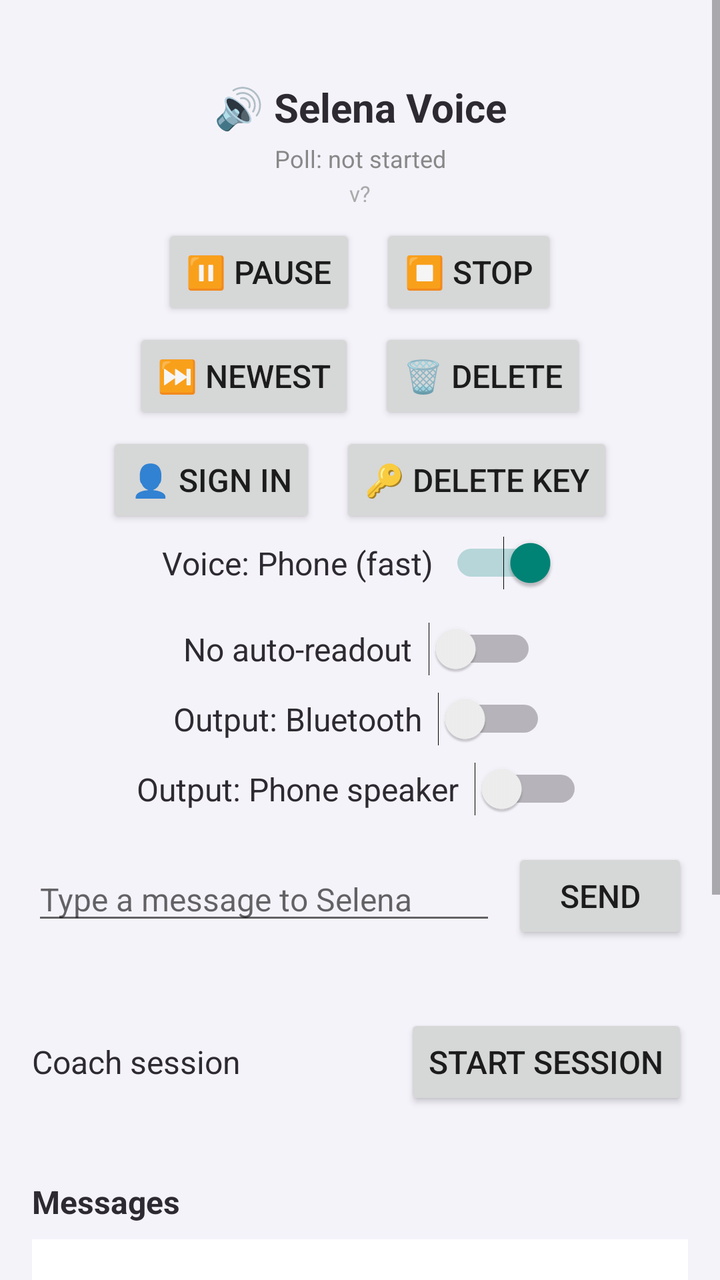
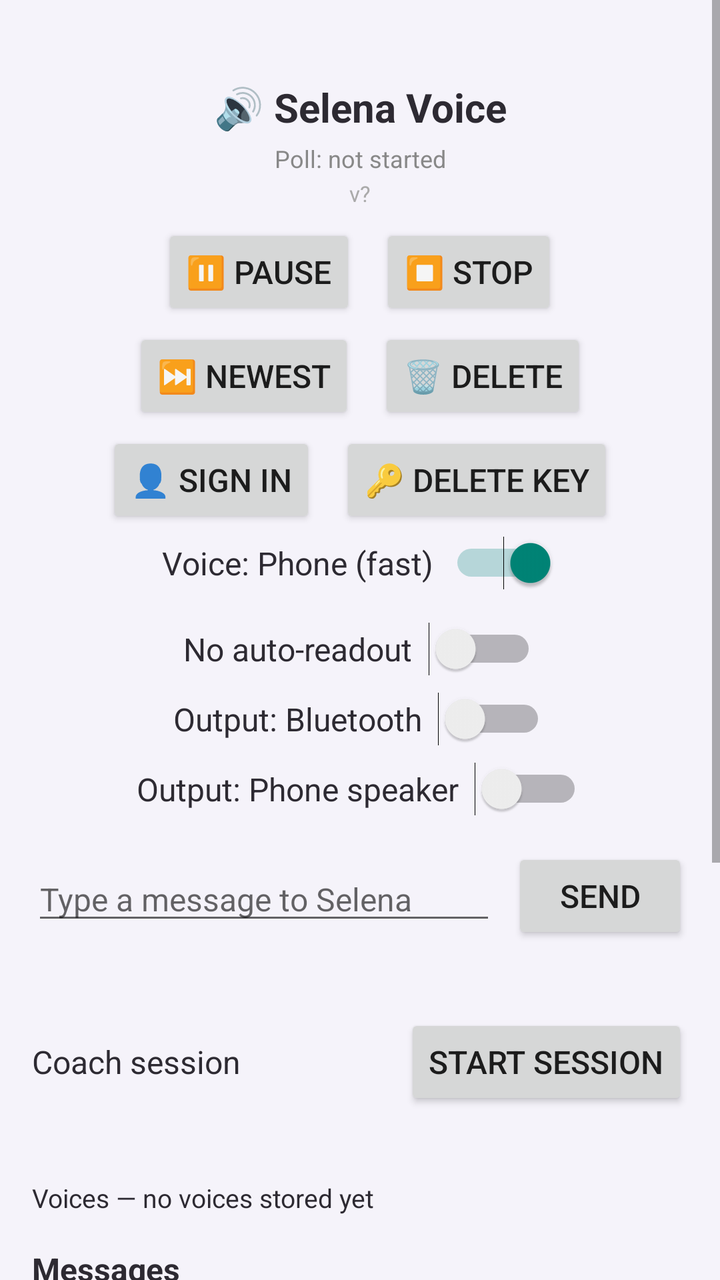

Screens rendered from an Android XML layout before and after an edit, with the pre-edit source and the edit as a unified diff.
<!-- AndroidManifest.xml: application theme android:Theme.Material.Light.NoActionBar -->
<!-- res/layout/activity_main.xml -->
<?xml version="1.0" encoding="utf-8"?>
<ScrollView xmlns:android="http://schemas.android.com/apk/res/android"
    android:id="@+id/outerScroll"
    android:layout_width="match_parent"
    android:layout_height="match_parent"
    android:background="@color/selena_light"
    android:fillViewport="true">

<LinearLayout
    android:layout_width="match_parent"
    android:layout_height="wrap_content"
    android:orientation="vertical"
    android:padding="16dp">

    
    <TextView
        android:id="@+id/statusText"
        android:layout_width="match_parent"
        android:layout_height="wrap_content"
        android:text="🔊 Selena Voice"
        android:textSize="20sp"
        android:textStyle="bold"
        android:textColor="@color/selena_dark"
        android:gravity="center"
        android:paddingTop="24dp"
        android:paddingBottom="4dp" />

    
    <TextView
        android:id="@+id/pollStatusText"
        android:layout_width="match_parent"
        android:layout_height="wrap_content"
        android:text="Poll: not started"
        android:textSize="12sp"
        android:textColor="#888888"
        android:gravity="center"
        android:paddingBottom="2dp" />

    
    <TextView
        android:id="@+id/versionText"
        android:layout_width="match_parent"
        android:layout_height="wrap_content"
        android:text="v?"
        android:textSize="11sp"
        android:textColor="#AAAAAA"
        android:gravity="center"
        android:paddingBottom="8dp" />

    
    <Button
        android:id="@+id/updateBanner"
        android:layout_width="wrap_content"
        android:layout_height="wrap_content"
        android:layout_gravity="center"
        android:text="⬆️ Update available — tap to install"
        android:textSize="14sp"
        android:visibility="gone"
        android:backgroundTint="#2E7D32" />

    
    <LinearLayout
        android:layout_width="match_parent"
        android:layout_height="wrap_content"
        android:orientation="horizontal"
        android:gravity="center"
        android:paddingBottom="4dp">

        <Button
            android:id="@+id/pauseButton"
            android:layout_width="wrap_content"
            android:layout_height="wrap_content"
            android:text="⏸️ Pause"
            android:textSize="16sp"
            android:visibility="visible" />

        <Button
            android:id="@+id/stopButton"
            android:layout_width="wrap_content"
            android:layout_height="wrap_content"
            android:layout_marginStart="12dp"
            android:text="⏹️ Stop"
            android:textSize="16sp"
            android:visibility="visible" />
    </LinearLayout>

    <LinearLayout
        android:layout_width="match_parent"
        android:layout_height="wrap_content"
        android:orientation="horizontal"
        android:gravity="center"
        android:paddingBottom="4dp">

        <Button
            android:id="@+id/skipButton"
            android:layout_width="wrap_content"
            android:layout_height="wrap_content"
            android:text="⏭️ Newest"
            android:textSize="16sp"
            android:visibility="visible" />

        <Button
            android:id="@+id/deleteUnlockedButton"
            android:layout_width="wrap_content"
            android:layout_height="wrap_content"
            android:layout_marginStart="12dp"
            android:text="🗑️ Delete"
            android:textSize="16sp"
            android:visibility="visible" />
    </LinearLayout>

    
    <LinearLayout
        android:layout_width="match_parent"
        android:layout_height="wrap_content"
        android:orientation="horizontal"
        android:gravity="center"
        android:paddingBottom="4dp">

        <Button
            android:id="@+id/signInButton"
            android:layout_width="wrap_content"
            android:layout_height="wrap_content"
            android:text="👤 Sign in"
            android:textSize="16sp"
            android:visibility="visible" />

        <Button
            android:id="@+id/deleteKeyButton"
            android:layout_width="wrap_content"
            android:layout_height="wrap_content"
            android:layout_marginStart="12dp"
            android:text="🔑 Delete key"
            android:textSize="16sp"
            android:visibility="visible" />
    </LinearLayout>

    
    <LinearLayout
        android:layout_width="match_parent"
        android:layout_height="wrap_content"
        android:orientation="horizontal"
        android:gravity="center"
        android:paddingBottom="16dp">

        <TextView
            android:id="@+id/voiceModeLabel"
            android:layout_width="wrap_content"
            android:layout_height="wrap_content"
            android:text="Voice: Phone (fast)"
            android:textSize="16sp"
            android:textColor="@color/selena_dark"
            android:paddingEnd="8dp" />

        <Switch
            android:id="@+id/voiceModeSwitch"
            android:layout_width="wrap_content"
            android:layout_height="wrap_content"
            android:checked="true" />
    </LinearLayout>

    
    <LinearLayout
        android:layout_width="match_parent"
        android:layout_height="wrap_content"
        android:orientation="horizontal"
        android:gravity="center"
        android:paddingBottom="8dp">

        <TextView
            android:layout_width="wrap_content"
            android:layout_height="wrap_content"
            android:text="No auto-readout"
            android:textSize="16sp"
            android:textColor="@color/selena_dark"
            android:paddingEnd="8dp" />

        <Switch
            android:id="@+id/noReadoutSwitch"
            android:layout_width="wrap_content"
            android:layout_height="wrap_content"
            android:checked="false" />
    </LinearLayout>

    
    <LinearLayout
        android:layout_width="match_parent"
        android:layout_height="wrap_content"
        android:orientation="horizontal"
        android:gravity="center"
        android:paddingBottom="8dp">

        <TextView
            android:layout_width="wrap_content"
            android:layout_height="wrap_content"
            android:text="Output: Bluetooth"
            android:textSize="16sp"
            android:textColor="@color/selena_dark"
            android:paddingEnd="8dp" />

        <Switch
            android:id="@+id/btSwitch"
            android:layout_width="wrap_content"
            android:layout_height="wrap_content"
            android:checked="false" />
    </LinearLayout>

    <LinearLayout
        android:layout_width="match_parent"
        android:layout_height="wrap_content"
        android:orientation="horizontal"
        android:gravity="center"
        android:paddingBottom="16dp">

        <TextView
            android:layout_width="wrap_content"
            android:layout_height="wrap_content"
            android:text="Output: Phone speaker"
            android:textSize="16sp"
            android:textColor="@color/selena_dark"
            android:paddingEnd="8dp" />

        <Switch
            android:id="@+id/spkSwitch"
            android:layout_width="wrap_content"
            android:layout_height="wrap_content"
            android:checked="false" />
    </LinearLayout>

    
    <LinearLayout
        android:layout_width="match_parent"
        android:layout_height="wrap_content"
        android:orientation="horizontal"
        android:gravity="center_vertical"
        android:paddingBottom="4dp">

        <EditText
            android:id="@+id/composeInput"
            android:layout_width="0dp"
            android:layout_height="wrap_content"
            android:layout_weight="1"
            android:hint="Type a message to Selena"
            android:inputType="textCapSentences|textMultiLine"
            android:maxLines="3"
            android:textSize="16sp" />

        <Button
            android:id="@+id/composeSendButton"
            android:layout_width="wrap_content"
            android:layout_height="wrap_content"
            android:layout_marginStart="8dp"
            android:text="Send"
            android:textSize="16sp" />
    </LinearLayout>

    <TextView
        android:id="@+id/composeStatusText"
        android:layout_width="match_parent"
        android:layout_height="wrap_content"
        android:text=""
        android:textSize="14sp"
        android:textStyle="bold"
        android:textColor="@color/selena_dark"
        android:gravity="center"
        android:paddingBottom="12dp" />

    
    <LinearLayout
        android:layout_width="match_parent"
        android:layout_height="wrap_content"
        android:orientation="horizontal"
        android:gravity="center_vertical"
        android:paddingBottom="4dp">

        <TextView
            android:layout_width="0dp"
            android:layout_height="wrap_content"
            android:layout_weight="1"
            android:text="Coach session"
            android:textSize="16sp"
            android:textColor="@color/selena_dark" />

        <Button
            android:id="@+id/coachSessionButton"
            android:layout_width="wrap_content"
            android:layout_height="wrap_content"
            android:text="Start session"
            android:textSize="16sp" />
    </LinearLayout>

    <LinearLayout
        android:id="@+id/sessionModePanel"
        android:layout_width="match_parent"
        android:layout_height="wrap_content"
        android:orientation="vertical"
        android:visibility="gone"
        android:paddingTop="4dp"
        android:paddingBottom="4dp">

        <TextView
            android:layout_width="match_parent"
            android:layout_height="wrap_content"
            android:text="Who's in this conversation?"
            android:textSize="14sp"
            android:textStyle="bold"
            android:textColor="@color/selena_dark"
            android:paddingBottom="4dp" />

        <LinearLayout
            android:layout_width="match_parent"
            android:layout_height="wrap_content"
            android:orientation="horizontal"
            android:gravity="center_vertical">

            <Button
                android:id="@+id/sessionSoloButton"
                android:layout_width="0dp"
                android:layout_height="wrap_content"
                android:layout_weight="1"
                android:text="Just me"
                android:textSize="15sp" />

            <Button
                android:id="@+id/sessionOthersButton"
                android:layout_width="0dp"
                android:layout_height="wrap_content"
                android:layout_weight="1"
                android:layout_marginStart="8dp"
                android:text="With others"
                android:textSize="15sp" />

            <Button
                android:id="@+id/sessionModeCancelButton"
                android:layout_width="wrap_content"
                android:layout_height="wrap_content"
                android:layout_marginStart="8dp"
                android:text="Cancel"
                android:textSize="15sp" />
        </LinearLayout>
    </LinearLayout>

    <LinearLayout
        android:id="@+id/disclosurePanel"
        android:layout_width="match_parent"
        android:layout_height="wrap_content"
        android:orientation="vertical"
        android:visibility="gone"
        android:paddingTop="4dp"
        android:paddingBottom="4dp">

        <TextView
            android:layout_width="match_parent"
            android:layout_height="wrap_content"
            android:text="Say this first, out loud:"
            android:textSize="14sp"
            android:textStyle="bold"
            android:textColor="@color/selena_dark"
            android:paddingBottom="4dp" />

        <TextView
            android:id="@+id/disclosureText"
            android:layout_width="match_parent"
            android:layout_height="wrap_content"
            android:text="“My assistant is listening and taking notes for me, so I don’t miss anything.”"
            android:textSize="17sp"
            android:paddingBottom="8dp" />

        <LinearLayout
            android:layout_width="match_parent"
            android:layout_height="wrap_content"
            android:orientation="horizontal"
            android:gravity="center_vertical">

            <Button
                android:id="@+id/disclosureConfirmButton"
                android:layout_width="0dp"
                android:layout_height="wrap_content"
                android:layout_weight="1"
                android:text="Disclosure said — start recording"
                android:textSize="15sp" />

            <Button
                android:id="@+id/disclosureCancelButton"
                android:layout_width="wrap_content"
                android:layout_height="wrap_content"
                android:layout_marginStart="8dp"
                android:text="Cancel"
                android:textSize="15sp" />
        </LinearLayout>
    </LinearLayout>

    <TextView
        android:id="@+id/coachSessionStatus"
        android:layout_width="match_parent"
        android:layout_height="wrap_content"
        android:text=""
        android:textSize="14sp"
        android:textStyle="bold"
        android:textColor="@color/selena_dark"
        android:gravity="center"
        android:paddingBottom="12dp" />

    
    <TextView
        android:layout_width="match_parent"
        android:layout_height="wrap_content"
        android:text="Messages"
        android:textSize="16sp"
        android:textStyle="bold"
        android:textColor="@color/selena_dark"
        android:paddingBottom="8dp" />

    
    <LinearLayout
        android:id="@+id/messageList"
        android:layout_width="match_parent"
        android:layout_height="wrap_content"
        android:minHeight="280dp"
        android:orientation="vertical"
        android:background="#FFFFFF"
        android:padding="12dp" />

</LinearLayout>
</ScrollView>
<!-- resources referenced by this layout -->
<resources>
  <color name="selena_dark">#2D2A32</color>
  <color name="selena_light">#F5F3FA</color>
</resources>

<!-- the commit's change to res/layout/activity_main.xml (unified diff, before → after) -->
@@ -402,6 +402,48 @@
         android:paddingBottom="12dp" />
 
     
+    <LinearLayout
+        android:layout_width="match_parent"
+        android:layout_height="wrap_content"
+        android:orientation="vertical"
+        android:paddingBottom="12dp">
+
+        <TextView
+            android:id="@+id/vpStatusText"
+            android:layout_width="match_parent"
+            android:layout_height="wrap_content"
+            android:text="Voices — no voices stored yet"
+            android:textSize="13sp"
+            android:textColor="@color/selena_dark"
+            android:paddingBottom="4dp" />
+
+        <LinearLayout
+            android:layout_width="match_parent"
+            android:layout_height="wrap_content"
+            android:orientation="horizontal"
+            android:gravity="center_vertical">
+
+            <Button
+                android:id="@+id/voiceTestButton"
+                android:layout_width="0dp"
+                android:layout_height="wrap_content"
+                android:layout_weight="1"
+                android:text="Voice test: off"
+                android:textSize="14sp"
+                android:visibility="gone" />
+
+            <Button
+                android:id="@+id/deleteVoicesButton"
+                android:layout_width="wrap_content"
+                android:layout_height="wrap_content"
+                android:layout_marginStart="8dp"
+                android:text="Delete voice records"
+                android:textSize="14sp"
+                android:visibility="gone" />
+        </LinearLayout>
+    </LinearLayout>
+
+    
     <TextView
         android:layout_width="match_parent"
         android:layout_height="wrap_content"
